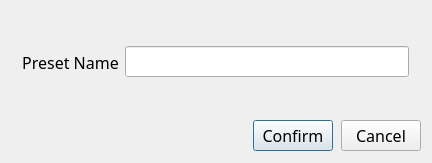
Old version of the form src/preset-dialog.ui in the repository sc0000/hfmdd-video-system.
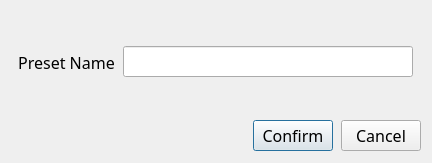
New version of the form.

Commit message: presets ordered and overwritable

What changed in the file:
```diff
--- a/src/preset-dialog.ui
+++ b/src/preset-dialog.ui
@@ -41,11 +41,14 @@
        </sizepolicy>
       </property>
       <layout class="QHBoxLayout" name="passwordHorizontalLayout">
+       <property name="spacing">
+        <number>8</number>
+       </property>
        <property name="leftMargin">
-        <number>12</number>
+        <number>8</number>
        </property>
        <property name="rightMargin">
-        <number>12</number>
+        <number>8</number>
        </property>
        <item>
         <widget class="QLabel" name="presetNameLabel">
```
The commit also changes 7 other files.
